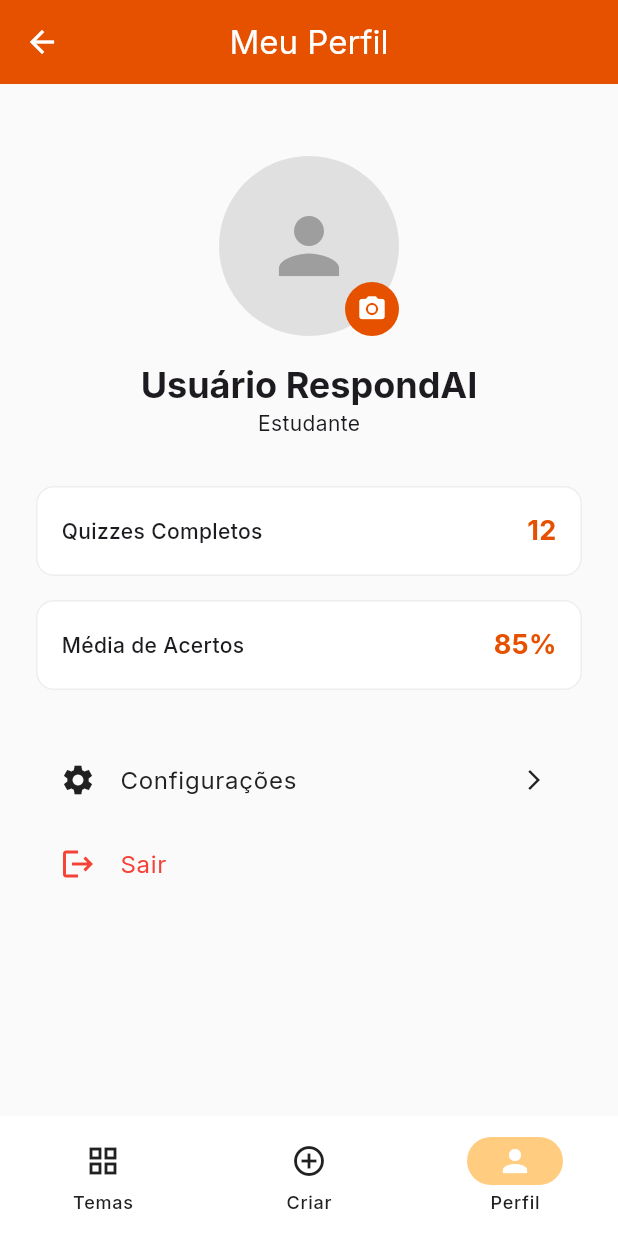
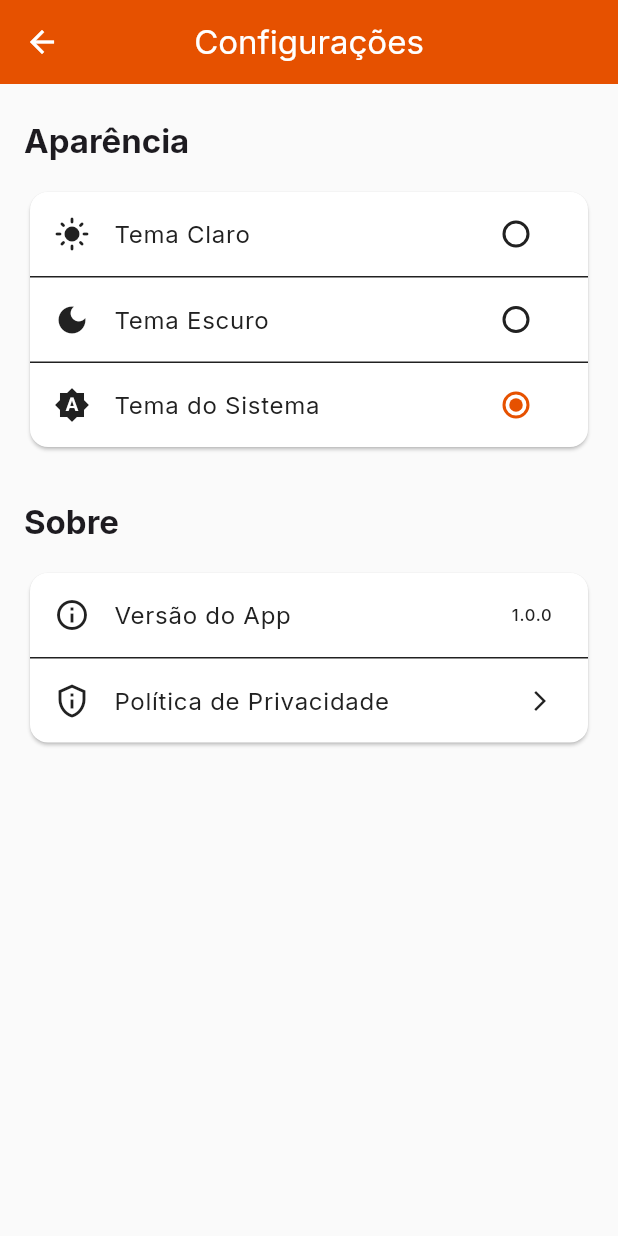
Before and after one commit to Matheussfreitas/respondai-app, a Flutter app: the HomeScreen screen opened by its route, item 3 of the bottom bar chosen, after a tap on "Configurações", on a phone screen of 412 x 824 dp. Run offline on Flutter 3.47's test engine with Material 3 defaults, Android fonts, the phone set to English and light mode, and no system bars; our stand-ins replace google_fonts, image_picker, logger, shared_preferences, sqflite_common_ffi; accounts and stored records are empty.

Commit message:
update theme and colors

```diff
--- a/lib/data/database_helper.dart
+++ b/lib/data/database_helper.dart
@@ -1,5 +1,8 @@
+import 'dart:io';
+
 import 'package:path/path.dart';
-import 'package:sqflite/sqflite.dart';
+import 'package:sqflite_common_ffi/sqflite_ffi.dart';
+
 import '../models/quiz_models.dart';
 import '../utils/app_logger.dart';
 
@@ -20,19 +23,20 @@ class DatabaseHelper {
   }
 
   Future<Database> _initDatabase() async {
+    // Initialize FFI for desktop platforms
+    if (Platform.isLinux || Platform.isWindows) {
+      sqfliteFfiInit();
+      databaseFactory = databaseFactoryFfi;
+    }
+
     String path = join(await getDatabasesPath(), 'respondai_database.db');
     logger.i("Initializing Database at $path");
-    return await openDatabase(
-      path,
-      version: 1,
-      onCreate: _onCreate,
-    );
+    return await openDatabase(path, version: 1, onCreate: _onCreate);
   }
 
   Future<void> _onCreate(Database db, int version) async {
     logger.i("Creating Database Tables");
-    await db.execute(
-      '''
+    await db.execute('''
       CREATE TABLE quiz_results(
         id INTEGER PRIMARY KEY AUTOINCREMENT,
         topicId TEXT,
@@ -40,8 +44,7 @@ class DatabaseHelper {
         totalQuestions INTEGER,
         date TEXT
       )
-      ''',
-    );
+      ''');
   }
 
   Future<int> insertQuizResult(QuizResult result) async {
--- /dev/null
+++ b/lib/screens/settings_screen.dart
@@ -0,0 +1,130 @@
+import 'package:flutter/material.dart';
+import 'package:shared_preferences/shared_preferences.dart';
+
+class SettingsScreen extends StatefulWidget {
+  final Function(ThemeMode) onThemeChanged;
+  final ThemeMode currentThemeMode;
+
+  const SettingsScreen({
+    super.key,
+    required this.onThemeChanged,
+    required this.currentThemeMode,
+  });
+
+  @override
+  State<SettingsScreen> createState() => _SettingsScreenState();
+}
+
+class _SettingsScreenState extends State<SettingsScreen> {
+  late ThemeMode _selectedThemeMode;
+
+  @override
+  void initState() {
+    super.initState();
+    _selectedThemeMode = widget.currentThemeMode;
+  }
+
+  Future<void> _saveThemePreference(ThemeMode mode) async {
+    final prefs = await SharedPreferences.getInstance();
+    String themeString = mode == ThemeMode.light
+        ? 'light'
+        : mode == ThemeMode.dark
+        ? 'dark'
+        : 'system';
+    await prefs.setString('theme_mode', themeString);
+  }
+
+  void _changeTheme(ThemeMode? mode) {
+    if (mode != null) {
+      setState(() {
+        _selectedThemeMode = mode;
+      });
+      widget.onThemeChanged(mode);
+      _saveThemePreference(mode);
+    }
+  }
+
+  @override
+  Widget build(BuildContext context) {
+    return Scaffold(
+      appBar: AppBar(title: const Text('Configurações')),
+      body: ListView(
+        padding: const EdgeInsets.all(16),
+        children: [
+          const SizedBox(height: 8),
+          Text(
+            'Aparência',
+            style: Theme.of(
+              context,
+            ).textTheme.titleLarge?.copyWith(fontWeight: FontWeight.bold),
+          ),
+          const SizedBox(height: 16),
+          Card(
+            child: Column(
+              children: [
+                ListTile(
+                  leading: const Icon(Icons.light_mode),
+                  title: const Text('Tema Claro'),
+                  trailing: Radio<ThemeMode>(
+                    value: ThemeMode.light,
+                    groupValue: _selectedThemeMode,
+                    onChanged: _changeTheme,
+                  ),
+                  onTap: () => _changeTheme(ThemeMode.light),
+                ),
+                const Divider(height: 1),
+                ListTile(
+                  leading: const Icon(Icons.dark_mode),
+                  title: const Text('Tema Escuro'),
+                  trailing: Radio<ThemeMode>(
+                    value: ThemeMode.dark,
+                    groupValue: _selectedThemeMode,
+                    onChanged: _changeTheme,
+                  ),
+                  onTap: () => _changeTheme(ThemeMode.dark),
+                ),
+                const Divider(height: 1),
+                ListTile(
+                  leading: const Icon(Icons.brightness_auto),
+                  title: const Text('Tema do Sistema'),
+                  trailing: Radio<ThemeMode>(
+                    value: ThemeMode.system,
+                    groupValue: _selectedThemeMode,
+                    onChanged: _changeTheme,
+                  ),
+                  onTap: () => _changeTheme(ThemeMode.system),
+                ),
+              ],
+            ),
+          ),
+          const SizedBox(height: 32),
+          Text(
+            'Sobre',
+            style: Theme.of(
+              context,
+            ).textTheme.titleLarge?.copyWith(fontWeight: FontWeight.bold),
+          ),
+          const SizedBox(height: 16),
+          Card(
+            child: Column(
+              children: [
+                const ListTile(
+                  leading: Icon(Icons.info_outline),
+                  title: Text('Versão do App'),
+                  trailing: Text('1.0.0'),
+                ),
+                const Divider(height: 1),
+                ListTile(
+                  leading: const Icon(Icons.privacy_tip_outlined),
+                  title: const Text('Política de Privacidade'),
+                  trailing: const Icon(Icons.arrow_forward_ios, size: 16),
+                  onTap: () {},
+                ),
+              ],
+            ),
+          ),
+        ],
+      ),
+    );
+  }
+}
--- a/lib/screens/tabs/profile_tab.dart
+++ b/lib/screens/tabs/profile_tab.dart
@@ -1,6 +1,8 @@
 import 'dart:io';
+
 import 'package:flutter/material.dart';
 import 'package:image_picker/image_picker.dart';
+
 import '../../utils/app_logger.dart';
 
 class ProfileTab extends StatefulWidget {
@@ -16,7 +18,9 @@ class _ProfileTabState extends State<ProfileTab> {
 
   Future<void> _pickImage() async {
     try {
-      final XFile? pickedFile = await _picker.pickImage(source: ImageSource.gallery);
+      final XFile? pickedFile = await _picker.pickImage(
+        source: ImageSource.gallery,
+      );
       if (pickedFile != null) {
         setState(() {
           _profileImage = File(pickedFile.path);
@@ -42,7 +46,9 @@ class _ProfileTabState extends State<ProfileTab> {
                 CircleAvatar(
                   radius: 60,
                   backgroundColor: Colors.grey[300],
-                  backgroundImage: _profileImage != null ? FileImage(_profileImage!) : null,
+                  backgroundImage: _profileImage != null
+                      ? FileImage(_profileImage!)
+                      : null,
                   child: _profileImage == null
                       ? const Icon(Icons.person, size: 60, color: Colors.grey)
                       : null,
@@ -56,7 +62,11 @@ class _ProfileTabState extends State<ProfileTab> {
                       color: Theme.of(context).primaryColor,
                       shape: BoxShape.circle,
                     ),
-                    child: const Icon(Icons.camera_alt, color: Colors.white, size: 20),
+                    child: const Icon(
+                      Icons.camera_alt,
+                      color: Colors.white,
+                      size: 20,
+                    ),
                   ),
                 ),
               ],
@@ -65,9 +75,9 @@ class _ProfileTabState extends State<ProfileTab> {
           const SizedBox(height: 16),
           Text(
             'Usuário RespondAI',
-            style: Theme.of(context).textTheme.headlineSmall?.copyWith(
-                  fontWeight: FontWeight.bold,
-                ),
+            style: Theme.of(
+              context,
+            ).textTheme.headlineSmall?.copyWith(fontWeight: FontWeight.bold),
           ),
           const Text('Estudante'),
           const SizedBox(height: 32),
@@ -79,7 +89,9 @@ class _ProfileTabState extends State<ProfileTab> {
             leading: const Icon(Icons.settings),
             title: const Text('Configurações'),
             trailing: const Icon(Icons.arrow_forward_ios, size: 16),
-            onTap: () {},
+            onTap: () {
+              Navigator.of(context).pushNamed('/settings');
+            },
           ),
           ListTile(
             leading: const Icon(Icons.logout, color: Colors.red),
@@ -94,23 +106,33 @@ class _ProfileTabState extends State<ProfileTab> {
   }
 
   Widget _buildStatCard(BuildContext context, String label, String value) {
+    final isDark = Theme.of(context).brightness == Brightness.dark;
+
     return Container(
       padding: const EdgeInsets.all(16),
       decoration: BoxDecoration(
-        color: Colors.white,
+        color: isDark ? const Color(0xFF1E1E1E) : Colors.white,
         borderRadius: BorderRadius.circular(12),
-        border: Border.all(color: Colors.grey[200]!),
+        border: Border.all(
+          color: isDark ? const Color(0xFF424242) : Colors.grey[200]!,
+        ),
       ),
       child: Row(
         mainAxisAlignment: MainAxisAlignment.spaceBetween,
         children: [
-          Text(label, style: const TextStyle(fontWeight: FontWeight.w500)),
+          Text(
+            label,
+            style: TextStyle(
+              fontWeight: FontWeight.w500,
+              color: isDark ? Colors.grey[300] : Colors.black87,
+            ),
+          ),
           Text(
             value,
             style: TextStyle(
               fontWeight: FontWeight.bold,
               fontSize: 18,
-              color: Theme.of(context).primaryColor,
+              color: Theme.of(context).colorScheme.primary,
             ),
           ),
         ],
--- a/lib/screens/tabs/topics_tab.dart
+++ b/lib/screens/tabs/topics_tab.dart
@@ -1,4 +1,5 @@
 import 'package:flutter/material.dart';
+
 import '../../data/database_helper.dart';
 import '../../data/mock_service.dart';
 import '../../models/quiz_models.dart';
@@ -48,11 +49,7 @@ class _TopicsTabState extends State<TopicsTab> {
           topic: topic,
           isCompleted: isCompleted,
           onTap: () async {
-            await Navigator.pushNamed(
-              context,
-              '/quiz',
-              arguments: topic,
-            );
+            await Navigator.pushNamed(context, '/quiz', arguments: topic);
             // Refresh status when returning
             _loadCompletedTopics();
           },
@@ -75,11 +72,13 @@ class _TopicCard extends StatelessWidget {
 
   @override
   Widget build(BuildContext context) {
+    final isDark = Theme.of(context).brightness == Brightness.dark;
+
     return GestureDetector(
       onTap: onTap,
       child: Container(
         decoration: BoxDecoration(
-          color: Colors.white,
+          color: isDark ? const Color(0xFF1E1E1E) : Colors.white,
           borderRadius: BorderRadius.circular(16),
           boxShadow: [
             BoxShadow(
@@ -96,13 +95,29 @@ class _TopicCard extends StatelessWidget {
               flex: 3,
               child: Container(
                 decoration: BoxDecoration(
-                  color: isCompleted ? Colors.green[100] : Colors.grey[200],
-                  borderRadius: const BorderRadius.vertical(top: Radius.circular(16)),
+                  color: isCompleted
+                      ? (isDark
+                            ? const Color(0xFF1B5E20)
+                            : const Color(0xFFC8E6C9))
+                      : (isDark ? const Color(0xFF424242) : Colors.grey[200]),
+                  borderRadius: const BorderRadius.vertical(
+                    top: Radius.circular(16),
+                  ),
                 ),
                 child: Center(
                   child: isCompleted
-                      ? const Icon(Icons.check_circle, size: 40, color: Colors.green)
-                      : const Icon(Icons.image, size: 40, color: Colors.grey),
+                      ? Icon(
+                          Icons.check_circle,
+                          size: 40,
+                          color: isDark
+                              ? const Color(0xFF81C784)
+                              : const Color(0xFF2E7D32),
+                        )
+                      : Icon(
+                          Icons.image,
+                          size: 40,
+                          color: isDark ? Colors.grey[600] : Colors.grey,
+                        ),
                 ),
               ),
             ),
@@ -116,8 +131,8 @@ class _TopicCard extends StatelessWidget {
                     Text(
                       topic.title,
                       style: Theme.of(context).textTheme.titleMedium?.copyWith(
-                            fontWeight: FontWeight.bold,
-                          ),
+                        fontWeight: FontWeight.bold,
+                      ),
                       maxLines: 1,
                       overflow: TextOverflow.ellipsis,
                     ),
@@ -125,8 +140,10 @@ class _TopicCard extends StatelessWidget {
                     Text(
                       topic.description,
                       style: Theme.of(context).textTheme.bodySmall?.copyWith(
-                            color: Colors.grey[600],
-                          ),
+                        color: isDark
+                            ? Colors.grey[400]
+                            : const Color(0xFF616161),
+                      ),
                       maxLines: 2,
                       overflow: TextOverflow.ellipsis,
                     ),
@@ -134,9 +151,14 @@ class _TopicCard extends StatelessWidget {
                     Row(
                       children: [
                         Container(
-                          padding: const EdgeInsets.symmetric(horizontal: 8, vertical: 4),
+                          padding: const EdgeInsets.symmetric(
+                            horizontal: 8,
+                            vertical: 4,
+                          ),
                           decoration: BoxDecoration(
-                            color: Theme.of(context).primaryColor.withOpacity(0.1),
+                            color: Theme.of(
+                              context,
+                            ).primaryColor.withOpacity(0.1),
                             borderRadius: BorderRadius.circular(8),
                           ),
                           child: Text(
@@ -154,7 +176,9 @@ class _TopicCard extends StatelessWidget {
                             'Feito',
                             style: TextStyle(
                               fontSize: 10,
-                              color: Colors.green[700],
+                              color: isDark
+                                  ? const Color(0xFF81C784)
+                                  : const Color(0xFF2E7D32),
                               fontWeight: FontWeight.bold,
                             ),
                           )
--- a/pubspec.yaml
+++ b/pubspec.yaml
@@ -19,7 +19,7 @@ publish_to: 'none' # Remove this line if you wish to publish to pub.dev
 version: 1.0.0+1
 
 environment:
-  sdk: ^3.10.1
+  sdk: ^3.9.0
 
 # Dependencies specify other packages that your package needs in order to work.
 # To automatically upgrade your package dependencies to the latest versions
@@ -35,10 +35,12 @@ dependencies:
   # Use with the CupertinoIcons class for iOS style icons.
   cupertino_icons: ^1.0.8
   sqflite: ^2.3.0
+  sqflite_common_ffi: ^2.3.0
   path: ^1.8.3
   image_picker: ^1.0.4
   logger: ^2.0.2
   google_fonts: ^6.1.0
+  shared_preferences: ^2.2.2
 
 dev_dependencies:
   flutter_test:
```
Also changed, not shown: lib/components/custom_widgets.dart (+39 -7 lines), lib/main.dart (+47 -2 lines), lib/screens/quiz_screen.dart (+21 -8 lines), lib/screens/result_screen.dart (+16 -5 lines), lib/utils/app_colors.dart (added, +107 -0 lines), pubspec.lock, 3 other files.
